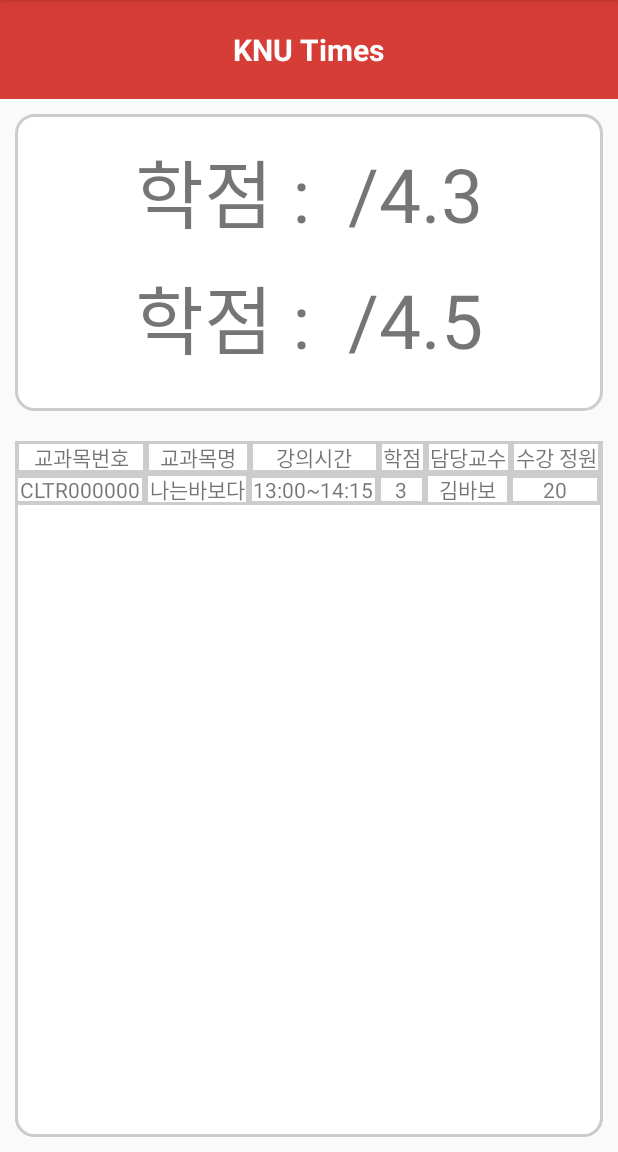
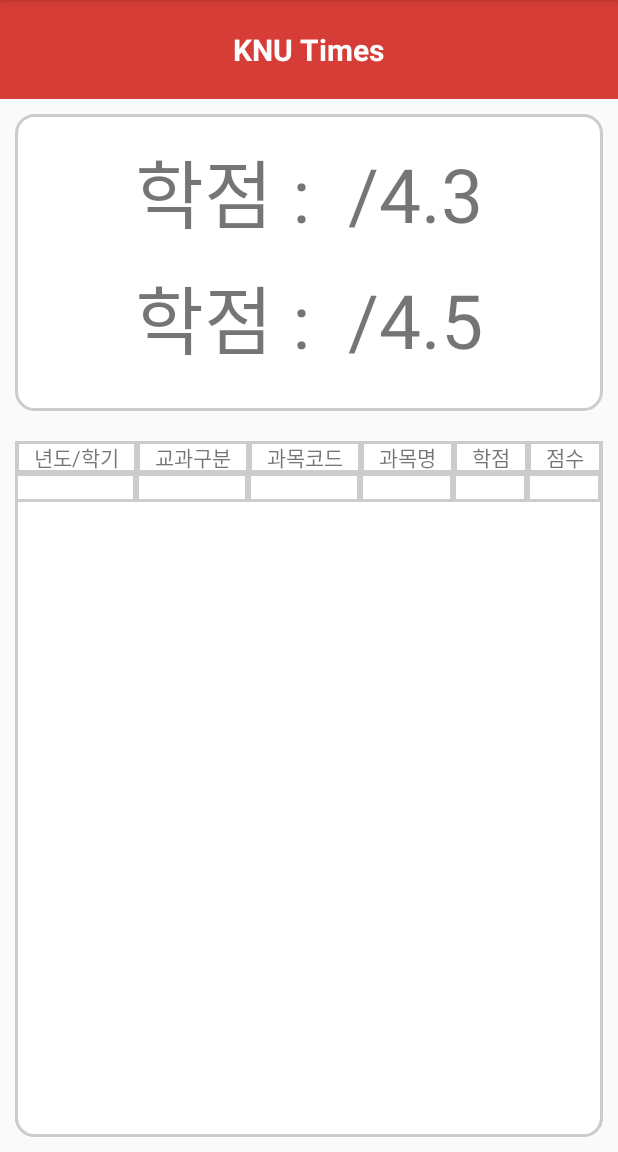
Before and after one commit to hyeonyukim/2020_SoftwareArchitecture_team4, an Android app: the SummaryActivity screen opened directly, with no data from a screen before it, on a phone screen of 412 x 824 dp, the part 84-1236 px from its top. Run offline under Robolectric (Android 15) with nearby library versions, the phone set to English and light mode, and no system bars.

Commit message:
add ID in score subject table

```diff
--- a/app/src/main/res/layout/activity_page5.xml
+++ b/app/src/main/res/layout/activity_page5.xml
@@ -76,24 +76,24 @@
                 android:layout_height="wrap_content"
                 android:background="@drawable/tableborder"
                 android:gravity="center">
-                <TextView android:text="교과목번호" android:layout_width="wrap_content" android:background="@drawable/tableborder" android:textAlignment="center"></TextView>
-                <TextView android:text="교과목명" android:layout_width="wrap_content"  android:background="@drawable/tableborder" android:textAlignment="center"></TextView>
-                <TextView android:text="강의시간" android:layout_width="wrap_content" android:background="@drawable/tableborder" android:textAlignment="center"></TextView>
+                <TextView android:text="년도/학기" android:layout_width="wrap_content" android:background="@drawable/tableborder" android:textAlignment="center"></TextView>
+                <TextView android:text="교과구분" android:layout_width="wrap_content"  android:background="@drawable/tableborder" android:textAlignment="center"></TextView>
+                <TextView android:text="과목코드" android:layout_width="wrap_content" android:background="@drawable/tableborder" android:textAlignment="center"></TextView>
+                <TextView android:text="과목명" android:layout_width="wrap_content" android:background="@drawable/tableborder" android:textAlignment="center"></TextView>
                 <TextView android:text="학점" android:layout_width="wrap_content" android:background="@drawable/tableborder" android:textAlignment="center"></TextView>
-                <TextView android:text="담당교수" android:layout_width="wrap_content" android:background="@drawable/tableborder" android:textAlignment="center"></TextView>
-                <TextView android:text="수강 정원" android:layout_width="wrap_content" android:background="@drawable/tableborder" android:textAlignment="center"></TextView>
+                <TextView android:text="점수" android:layout_width="wrap_content" android:background="@drawable/tableborder" android:textAlignment="center"></TextView>
             </TableRow>
             <TableRow
                 android:layout_width="match_parent"
                 android:layout_height="wrap_content"
                 android:background="@drawable/tableborder">
 
-                <TextView android:text="CLTR000000" android:layout_width="wrap_content" android:background="@drawable/tableborder" android:textAlignment="center"></TextView>
-                <TextView android:text="나는바보다" android:layout_width="wrap_content" android:background="@drawable/tableborder" android:textAlignment="center"></TextView>
-                <TextView android:text="13:00~14:15" android:layout_width="wrap_content" android:background="@drawable/tableborder" android:textAlignment="center"></TextView>
-                <TextView android:text="3" android:layout_width="wrap_content" android:background="@drawable/tableborder" android:textAlignment="center"></TextView>
-                <TextView android:text="김바보" android:layout_width="wrap_content" android:background="@drawable/tableborder" android:textAlignment="center"></TextView>
-                <TextView android:text="20" android:layout_width="wrap_content" android:background="@drawable/tableborder" android:textAlignment="center"></TextView>
+                <TextView android:id="@+id/sub_Year" android:text="" android:layout_width="wrap_content" android:background="@drawable/tableborder" android:textAlignment="center"></TextView>
+                <TextView android:id="@+id/sub_Gubun" android:text="" android:layout_width="wrap_content" android:background="@drawable/tableborder" android:textAlignment="center"></TextView>
+                <TextView android:id="@+id/sub_Code" android:text="" android:layout_width="wrap_content" android:background="@drawable/tableborder" android:textAlignment="center"></TextView>
+                <TextView android:id="@+id/sub_Name" android:text="" android:layout_width="wrap_content" android:background="@drawable/tableborder" android:textAlignment="center"></TextView>
+                <TextView android:id="@+id/sub_Credit" android:text="" android:layout_width="wrap_content" android:background="@drawable/tableborder" android:textAlignment="center"></TextView>
+                <TextView android:id="@+id/sub_Score" android:text="" android:layout_width="wrap_content" android:background="@drawable/tableborder" android:textAlignment="center"></TextView>
             </TableRow>
         </TableLayout>
     </LinearLayout>
```
